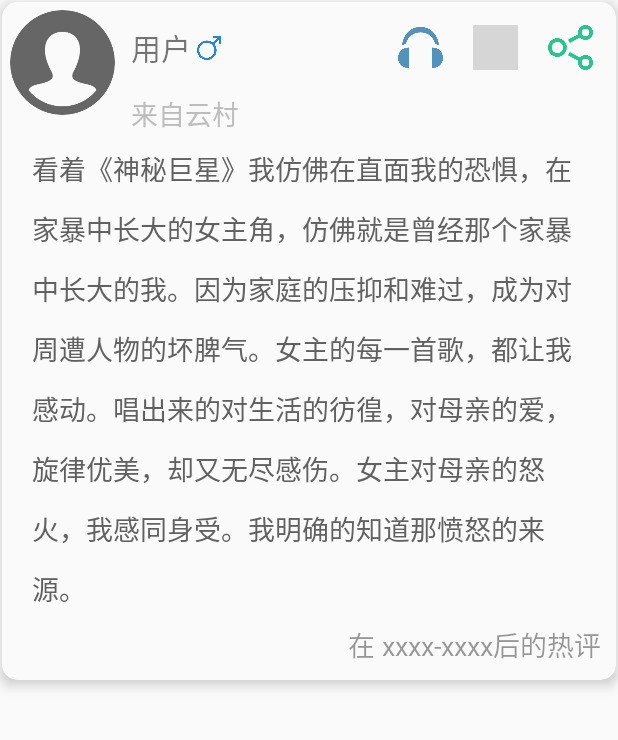
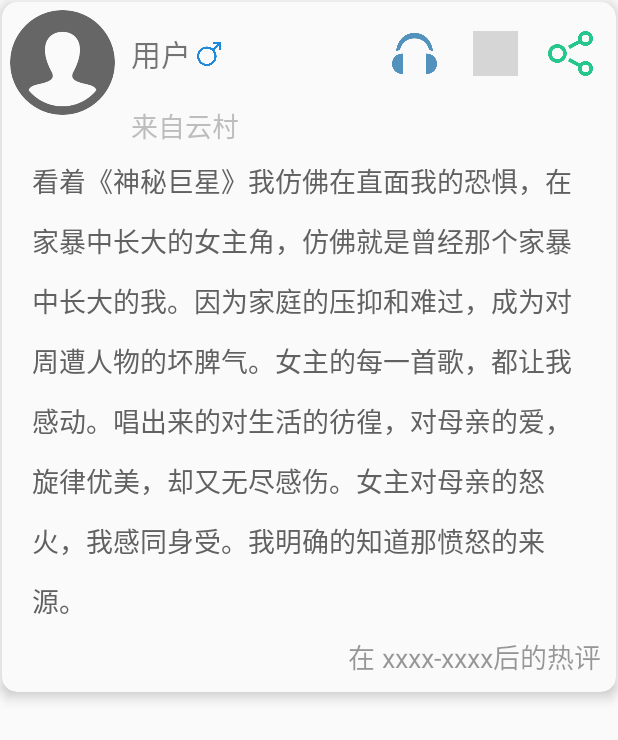
Before and after one commit to LeoGoTi/TaSays, an Android app: the layout comment_item.xml on its own in the app's theme, with its tools: preview values and no code run, on a phone screen of 412 x 824 dp. Shown: the top 740 px of the screen. Run offline under Robolectric (Android 15) with nearby library versions, the phone set to English and light mode, and no system bars; plain views replace ThumbUpView; grey boxes are pictures that could not be loaded.

Commit message:
version18.3.27.2

```diff
--- a/app/src/main/java/bupt/tasays/web_sql/GetCommentsThread.java
+++ b/app/src/main/java/bupt/tasays/web_sql/GetCommentsThread.java
@@ -27,9 +27,9 @@ public class GetCommentsThread extends Thread{
     @Override
     public void run(){
         if(type==null)
-            sql = "SELECT content,songname,singername from comments,songinfos where comments.songid=songinfos.songid order by rand();";
+            sql = "SELECT content,songname,singername,url from comments,songinfos where comments.songid=songinfos.songid order by rand();";
         else
-            sql = "SELECT content,songname,singername from special,songinfo where special.songid=songinfo.songid and subject='"+type+"';";
+            sql = "SELECT content,songname,singername,url from special,songinfo where special.songid=songinfo.songid and subject='"+type+"';";
         dbManager = DBManager.createInstance();
         dbManager.connectDB();
         ResultSet resultSet = dbManager.executeQuery(sql);
--- a/app/src/main/res/layout/comment_item.xml
+++ b/app/src/main/res/layout/comment_item.xml
@@ -45,7 +45,8 @@
                 android:layout_alignParentEnd="true"
                 android:layout_alignParentRight="true"
                 android:src="@drawable/share"
-                android:layout_margin="10dp"/>
+                android:layout_margin="10dp"
+                android:layout_centerVertical="true"/>
             <!-->
             <ImageView
                 android:id="@+id/comment_item_love"
@@ -62,7 +63,8 @@
                 android:layout_height="30dp"
                 android:layout_toLeftOf="@+id/comment_item_share"
                 android:layout_toStartOf="@+id/comment_item_share"
-                android:layout_margin="10dp"/>
+                android:layout_margin="10dp"
+                android:layout_centerVertical="true"/>
             <ImageView
                 android:id="@+id/comment_item_listen"
                 android:layout_width="30dp"
@@ -70,7 +72,8 @@
                 android:layout_toLeftOf="@id/comment_item_love"
                 android:layout_toStartOf="@id/comment_item_love"
                 android:src="@drawable/listen"
-                android:layout_margin="10dp"/>
+                android:layout_margin="14dp"
+                android:layout_centerVertical="true"/>
 
 
         </RelativeLayout>
--- a/app/src/main/res/layout/mood_layout.xml
+++ b/app/src/main/res/layout/mood_layout.xml
@@ -64,10 +64,10 @@
             android:id="@+id/mood_write"
             android:layout_width="wrap_content"
             android:layout_height="wrap_content"
-            android:backgroundTint="@color/grey50"
             android:src="@drawable/pencil1"
             app:layout_anchor="@id/mood_recycler"
             app:layout_anchorGravity="right|top"
-            android:layout_marginTop="80dp"/>
+            android:layout_marginTop="80dp"
+            app:backgroundTint="@color/grey50"/>
     </android.support.design.widget.CoordinatorLayout>
 </FrameLayout>
--- a/app/src/main/res/layout/personal_layout.xml
+++ b/app/src/main/res/layout/personal_layout.xml
@@ -47,7 +47,7 @@
                         android:layout_width="100dp"
                         android:layout_height="100dp"
                         android:layout_centerHorizontal="true"
-                        android:src="@drawable/port" />
+                        android:src="@drawable/user_fill" />
 
                     <TextView
                         android:id="@+id/user_id"
```
Also changed, not shown: app/src/main/java/bupt/tasays/list_adapter/Comment.java (+7 -1 lines), app/src/main/java/bupt/tasays/list_adapter/CommentAdapter.java (+12 -7 lines), app/src/main/java/bupt/tasays/tasays/HomeFragment.java (+5 -3 lines), app/src/main/java/bupt/tasays/tasays/SpecialActivity.java (+6 -2 lines), app/src/main/res/drawable/user_fill.png (added).
